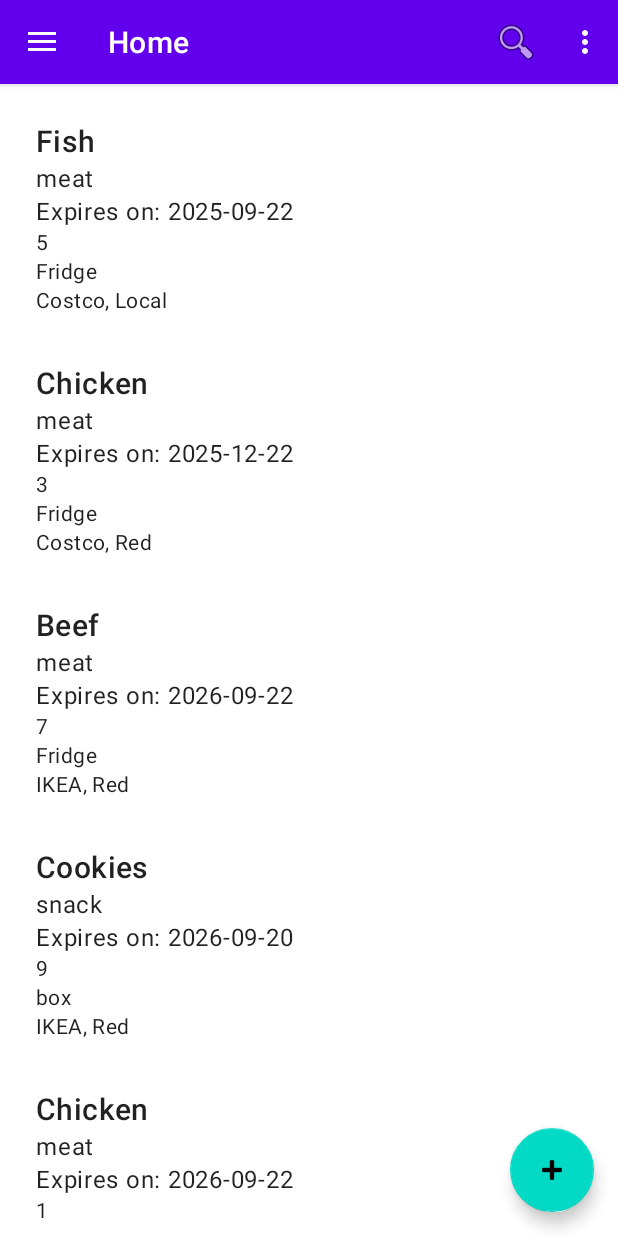
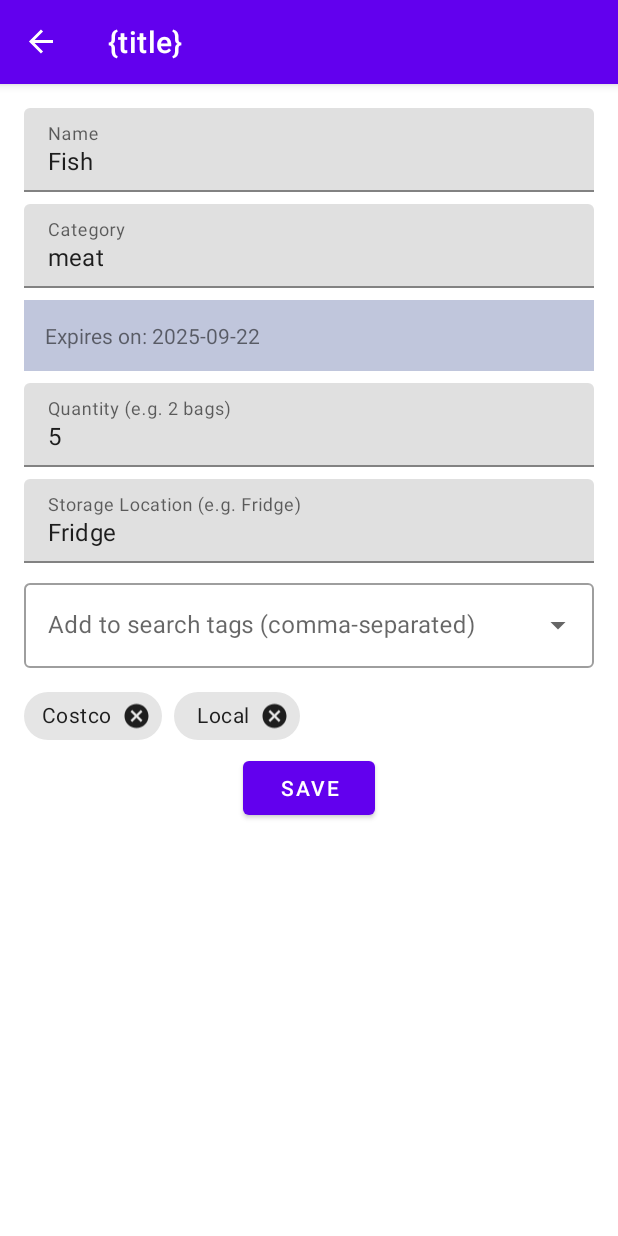
Before and after one commit to nihsliao/FoodSure, an Android app: the screen it shows after launch (MainActivity), after a tap on "Fish", on a phone screen of 412 x 824 dp. Run offline under Robolectric (Android 15) with nearby library versions, the phone set to English and light mode, and no system bars; our stand-ins replace navigation-ui.

Commit message:
Finish EditItemFragment with its viewModel
- `Add` or `edit` the foodItem
- Use `MaterialAutoCompleteTextView` to show the tags get from FoodRepository

```diff
--- /dev/null
+++ b/app/src/main/java/com/example/foodsure/ui/foodeditform/FoodEditFormFragment.kt
@@ -0,0 +1,146 @@
+package com.example.foodsure.ui.foodeditform
+
+import android.view.LayoutInflater
+import android.view.ViewGroup
+import android.widget.ArrayAdapter
+import androidx.core.view.children
+import androidx.core.widget.doAfterTextChanged
+import androidx.fragment.app.viewModels
+import androidx.lifecycle.LiveData
+import androidx.lifecycle.lifecycleScope
+import androidx.navigation.fragment.findNavController
+import androidx.navigation.fragment.navArgs
+import com.example.foodsure.R
+import com.example.foodsure.data.FoodItemKeys
+import com.example.foodsure.databinding.FragmentEditFoodBinding
+import com.example.foodsure.ui.BaseFragment
+import com.google.android.material.chip.Chip
+import com.google.android.material.datepicker.MaterialDatePicker
+import com.google.android.material.textfield.MaterialAutoCompleteTextView
+import kotlinx.coroutines.delay
+import kotlinx.coroutines.launch
+import java.util.Date
+
+class FoodEditFormFragment() : BaseFragment<FragmentEditFoodBinding, FoodEditFormViewModel>() {
+    override val viewModel: FoodEditFormViewModel by viewModels()
+    private val navigationArgs: FoodEditFormFragmentArgs by navArgs()
+
+    override fun inflateBinding(
+        inflater: LayoutInflater,
+        container: ViewGroup?
+    ): FragmentEditFoodBinding {
+        return FragmentEditFoodBinding.inflate(inflater, container, false)
+    }
+
+    override fun setupUI() {
+        // Observe foodItem and navigation
+        viewModel.foodItem.observe(viewLifecycleOwner) { bindItem(it) }
+        viewModel.expirationDateString.observe(viewLifecycleOwner) {
+            binding.editExpirationDate.text =
+                getString(R.string.expires_on, it)
+        }
+        viewModel.navigateToHome.observe(viewLifecycleOwner) {
+            if (it) {
+                findNavController().navigateUp()
+                viewModel.onDoneNavigation()
+            }
+        }
+
+        binding.editExpirationDate.setOnClickListener { showDatePicker() }
+        binding.editButtonSave.setOnClickListener { onSave() }
+        setupAutoCompleteAdapter(
+            viewModel.getTags(), binding.editTags,
+            { it.contains(binding.editTags.text.toString().trim()) })
+
+        if (navigationArgs.foodItemId != -1L) {
+            viewModel.loadFoodItem(navigationArgs.foodItemId.toString())
+        }
+    }
+
+    private fun bindItem(item: Map<String, String>) {
+        binding.editName.setText(item[FoodItemKeys.NAME])
+        binding.editCategory.setText(item[FoodItemKeys.CATEGORY])
+        binding.editQuantity.setText(item[FoodItemKeys.QUANTITY])
+        binding.editStorage.setText(item[FoodItemKeys.STORAGE])
+
+        item[FoodItemKeys.TAGS].toString().split(",").forEach { tag ->
+            addTagToChipGroup(tag)
+        }
+    }
+
+    private fun onSave() {
+        viewModel.saveFoodItem(
+            binding.editName.text.toString(),
+            binding.editCategory.text.toString(),
+            binding.editQuantity.text.toString(),
+            binding.editStorage.text.toString(),
+            binding.chipGroupTags.children.filterIsInstance<Chip>()
+                .joinToString(",") { it.text.toString() }
+        )
+    }
+
+    private fun <T> setupAutoCompleteAdapter(
+        liveList: LiveData<List<T>>,
+        view: MaterialAutoCompleteTextView,
+        predicate: (T) -> Boolean
+    ) {
+        val listAdapter = ArrayAdapter(
+            requireContext(),
+            android.R.layout.simple_dropdown_item_1line,
+            mutableListOf<T>()
+        )
+
+        view.setAdapter(listAdapter)
+        var originalList: List<T> = emptyList()
+        view.doAfterTextChanged { text ->
+            lifecycleScope.launch {
+                delay(300)
+                val filteredList = originalList.filter { predicate(it) }
+                listAdapter.clear()
+                listAdapter.addAll(filteredList)
+                listAdapter.notifyDataSetChanged()
+            }
+        }
+        view.setOnItemClickListener { adapterView, _, position, _ ->
+            val selectedTag = adapterView.getItemAtPosition(position) as String
+            addTagToChipGroup(selectedTag)
+            view.text = null
+        }
+
+        liveList.observe(viewLifecycleOwner) { list ->
+            originalList = list
+            listAdapter.clear()
+            listAdapter.addAll(list)
+            listAdapter.notifyDataSetChanged()
+        }
+    }
+
+    private fun addTagToChipGroup(tag: String) {
+        val isTagAlreadyAdded = binding.chipGroupTags.children
+            .filterIsInstance<Chip>()
+            .any { it.text == tag }
+        if (isTagAlreadyAdded) return
+
+        val chip = Chip(requireContext()).apply {
+            text = tag
+            isCloseIconVisible = true
+            setOnCloseIconClickListener {
+                binding.chipGroupTags.removeView(this)
+            }
+        }
+        binding.chipGroupTags.addView(chip)
+    }
+
+    private fun showDatePicker() {
+        val datePicker = MaterialDatePicker.Builder.datePicker()
+            .setTitleText("Select expiration date")
+            .setSelection(viewModel.expirationDateLong)
+            .build()
+
+        datePicker.addOnPositiveButtonClickListener { selection ->
+            val date = Date(selection)
+            viewModel.setExpirationDate(date)
+        }
+        datePicker.show(parentFragmentManager, "DATE_PICKER")
+    }
+}
--- /dev/null
+++ b/app/src/main/java/com/example/foodsure/ui/foodeditform/FoodEditFormViewModel.kt
@@ -0,0 +1,78 @@
+package com.example.foodsure.ui.foodeditform
+
+import androidx.lifecycle.LiveData
+import androidx.lifecycle.MutableLiveData
+import androidx.lifecycle.ViewModel
+import androidx.lifecycle.map
+import com.example.foodsure.data.FoodItemKeys
+import com.example.foodsure.data.FoodRepository
+import com.google.android.material.datepicker.MaterialDatePicker
+import java.text.SimpleDateFormat
+import java.util.Date
+import java.util.Locale
+
+class FoodEditFormViewModel : ViewModel() {
+    private companion object
+
+    val dateFormat = SimpleDateFormat("yyyy-MM-dd", Locale.getDefault())
+
+    private val _navigateToHome = MutableLiveData<Boolean>()
+    val navigateToHome: LiveData<Boolean> = _navigateToHome
+
+    private val _expirationDate = MutableLiveData<Date>()
+    val expirationDateLong: Long
+        get() = _expirationDate.value?.time ?: MaterialDatePicker.todayInUtcMilliseconds()
+    val expirationDateString: LiveData<String> = _expirationDate.map {
+        dateFormat.format(it)
+    }
+
+    private val _foodItem = MutableLiveData<Map<String, String>>()
+    val foodItem: LiveData<Map<String, String>> = _foodItem
+
+    fun setExpirationDate(date: Date) {
+        _expirationDate.value = date
+    }
+
+
+    fun onDoneNavigation() {
+        _navigateToHome.value = false
+    }
+
+    fun getTags(): LiveData<List<String>> {
+        return FoodRepository.getTags()
+    }
+
+    fun loadFoodItem(id: String) {
+        val item = FoodRepository.getItem(id)
+        if (item == null) {
+            _navigateToHome.value = true
+            return
+        }
+        _foodItem.value = item
+
+        item[FoodItemKeys.EXPIRED]?.let { _expirationDate.value = dateFormat.parse(it) }
+    }
+
+    fun saveFoodItem(
+        name: String,
+        category: String,
+        quantity: String,
+        storage: String,
+        tags: String
+    ) {
+        val currentId = _foodItem.value?.get(FoodItemKeys.ID)
+
+        val newFoodItem = mapOf(
+            FoodItemKeys.ID to (currentId ?: System.currentTimeMillis().toString()),
+            FoodItemKeys.NAME to name,
+            FoodItemKeys.CATEGORY to category,
+            FoodItemKeys.EXPIRED to dateFormat.format(_expirationDate.value ?: Date(0)),
+            FoodItemKeys.QUANTITY to quantity,
+            FoodItemKeys.STORAGE to storage,
+            FoodItemKeys.TAGS to tags
+        )
+
+        FoodRepository.saveItem(newFoodItem)
+        _navigateToHome.value = true
+    }
+}
--- a/app/src/main/java/com/example/foodsure/ui/home/HomeFragment.kt
+++ b/app/src/main/java/com/example/foodsure/ui/home/HomeFragment.kt
@@ -4,6 +4,7 @@ import android.view.LayoutInflater
 import android.view.ViewGroup
 import androidx.fragment.app.viewModels
 import androidx.lifecycle.LiveData
+import androidx.navigation.fragment.findNavController
 import androidx.recyclerview.widget.ListAdapter
 import androidx.recyclerview.widget.RecyclerView
 import com.example.foodsure.R
@@ -28,7 +29,10 @@ class HomeFragment : BaseListFragment<FragmentHomeBinding, Map<String, String>,
         })
     }
 
-    private fun navigateToEdit(id: Long, name: String) {}
+    private fun navigateToEdit(id: Long, name: String) {
+        val action = HomeFragmentDirections.actionAddFoodItem(id, name)
+        findNavController().navigate(action)
+    }
 
     override val listAdapter: ListAdapter<Map<String, String>, *> by lazy {
         FoodItemListAdapter({ item ->
--- /dev/null
+++ b/app/src/main/res/layout/fragment_edit_food.xml
@@ -0,0 +1,97 @@
+<?xml version="1.0" encoding="utf-8"?>
+<ScrollView xmlns:android="http://schemas.android.com/apk/res/android"
+    xmlns:tools="http://schemas.android.com/tools"
+    android:layout_width="match_parent"
+    android:layout_height="match_parent"
+    tools:context=".ui.foodeditform.FoodEditFormFragment">
+
+    <LinearLayout
+        android:layout_width="match_parent"
+        android:layout_height="wrap_content"
+        android:orientation="vertical"
+        android:padding="@dimen/fragment_padding">
+
+        <com.google.android.material.textfield.TextInputLayout
+            android:layout_width="match_parent"
+            android:layout_height="wrap_content"
+            android:layout_marginBottom="@dimen/edit_form_margin">
+
+            <com.google.android.material.textfield.TextInputEditText
+                android:id="@+id/edit_name"
+                android:layout_width="match_parent"
+                android:layout_height="wrap_content"
+                android:hint="@string/edit_form_name" />
+        </com.google.android.material.textfield.TextInputLayout>
+
+        <com.google.android.material.textfield.TextInputLayout
+            android:layout_width="match_parent"
+            android:layout_height="wrap_content"
+            android:layout_marginBottom="@dimen/edit_form_margin">
+
+            <com.google.android.material.textfield.TextInputEditText
+                android:id="@+id/edit_category"
+                android:layout_width="match_parent"
+                android:layout_height="wrap_content"
+                android:hint="@string/edit_form_category" />
+        </com.google.android.material.textfield.TextInputLayout>
+
+        <TextView
+            android:id="@+id/edit_expiration_date"
+            android:layout_width="match_parent"
+            android:layout_height="wrap_content"
+            android:layout_marginBottom="@dimen/edit_form_margin"
+            android:background="@color/material_dynamic_secondary80"
+            android:hint="@string/edit_form_expiration_date"
+            android:padding="14dp" />
+
+        <com.google.android.material.textfield.TextInputLayout
+            android:layout_width="match_parent"
+            android:layout_height="wrap_content"
+            android:layout_marginBottom="@dimen/edit_form_margin">
+
+            <com.google.android.material.textfield.TextInputEditText
+                android:id="@+id/edit_quantity"
+                android:layout_width="match_parent"
+                android:layout_height="wrap_content"
+                android:hint="@string/edit_form_quantity" />
+        </com.google.android.material.textfield.TextInputLayout>
+
+        <com.google.android.material.textfield.TextInputLayout
+            android:layout_width="match_parent"
+            android:layout_height="wrap_content"
+            android:layout_marginBottom="@dimen/edit_form_margin">
+
+            <com.google.android.material.textfield.TextInputEditText
+                android:id="@+id/edit_storage"
+                android:layout_width="match_parent"
+                android:layout_height="wrap_content"
+                android:hint="@string/edit_form_storage" />
+        </com.google.android.material.textfield.TextInputLayout>
+
+        <com.google.android.material.textfield.TextInputLayout
+            style="@style/Widget.MaterialComponents.TextInputLayout.OutlinedBox.ExposedDropdownMenu"
+            android:layout_width="match_parent"
+            android:layout_height="wrap_content"
+            android:layout_marginBottom="@dimen/edit_form_margin"
+            android:hint="@string/edit_form_tag">
+
+            <com.google.android.material.textfield.MaterialAutoCompleteTextView
+                android:id="@+id/edit_tags"
+                android:layout_width="match_parent"
+                android:layout_height="wrap_content"
+                android:inputType="textAutoComplete" />
+        </com.google.android.material.textfield.TextInputLayout>
+
+        <com.google.android.material.chip.ChipGroup
+            android:id="@+id/chip_group_tags"
+            android:layout_width="match_parent"
+            android:layout_height="wrap_content" />
+
+        <Button
+            android:id="@+id/edit_button_save"
+            android:layout_width="wrap_content"
+            android:layout_height="wrap_content"
+            android:layout_gravity="center_horizontal"
+            android:text="@string/button_save" />
+    </LinearLayout>
+</ScrollView>
--- a/app/src/main/res/navigation/mobile_navigation.xml
+++ b/app/src/main/res/navigation/mobile_navigation.xml
@@ -9,11 +9,30 @@
         android:id="@+id/nav_home"
         android:name="com.example.foodsure.ui.home.HomeFragment"
         android:label="@string/menu_home"
-        tools:layout="@layout/fragment_home" />
+        tools:layout="@layout/fragment_home">
+        <action
+            android:id="@+id/action_add_foodItem"
+            app:destination="@id/nav_add_food" />
+    </fragment>
 
     <fragment
         android:id="@+id/nav_tag"
         android:name="com.example.foodsure.ui.tag.TagFragment"
         android:label="@string/menu_tag"
         tools:layout="@layout/fragment_tag" />
+
+    <fragment
+        android:id="@+id/nav_add_food"
+        android:name="com.example.foodsure.ui.foodeditform.FoodEditFormFragment"
+        android:label="{title}"
+        tools:layout="@layout/fragment_edit_food">
+        <argument
+            android:name="foodItemId"
+            android:defaultValue="-1L"
+            app:argType="long" />
+        <argument
+            android:name="title"
+            android:defaultValue="Add Food"
+            app:argType="string" />
+    </fragment>
 </navigation>
--- a/app/src/main/res/values/strings.xml
+++ b/app/src/main/res/values/strings.xml
@@ -14,6 +14,12 @@
     <string name="delete_dialog_message">Are you sure you want to delete \"%s\"?</string>
     <string name="cancel">Cancel</string>
     <string name="delete">Delete</string>
+    <string name="edit_form_name">Name</string>
+    <string name="edit_form_category">Category</string>
+    <string name="edit_form_expiration_date">Expired Date (Click to set)</string>
+    <string name="edit_form_quantity">Quantity (e.g. 2 bags)</string>
+    <string name="edit_form_storage">Storage Location (e.g. Fridge)</string>
+    <string name="edit_form_tag">Add to search tags (comma-separated)</string>
     <string name="button_save">SAVE</string>
     <string name="edit_tag_title">Edit Tag</string>
     <string name="add_tag_title">Add Tag</string>
```
